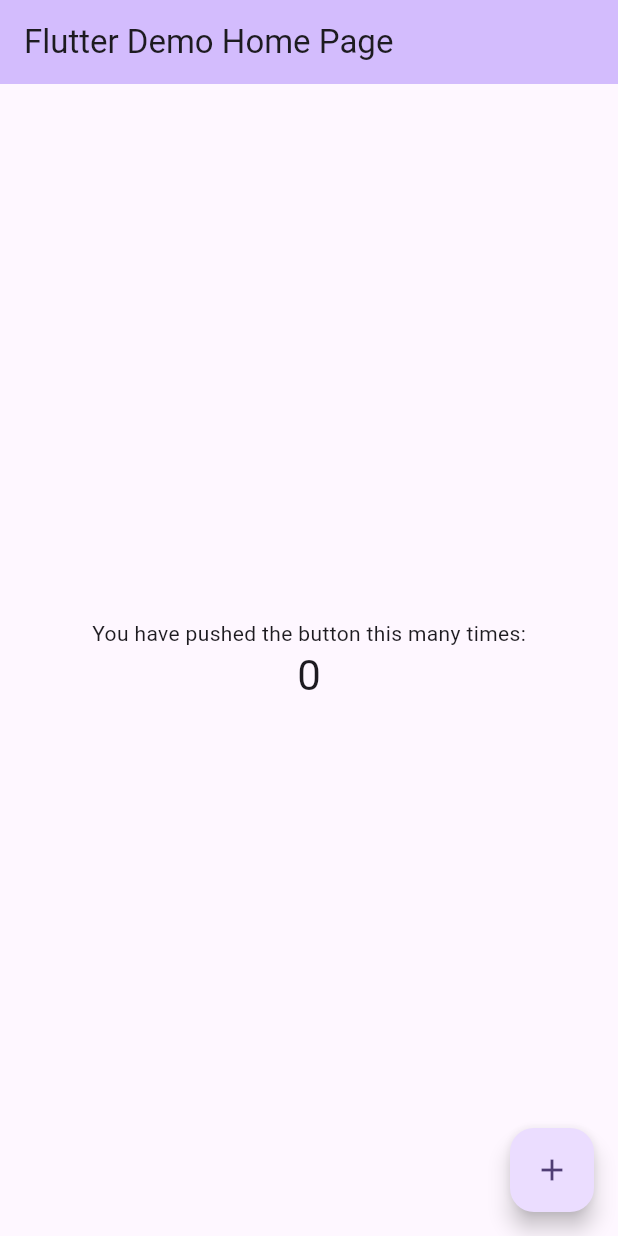
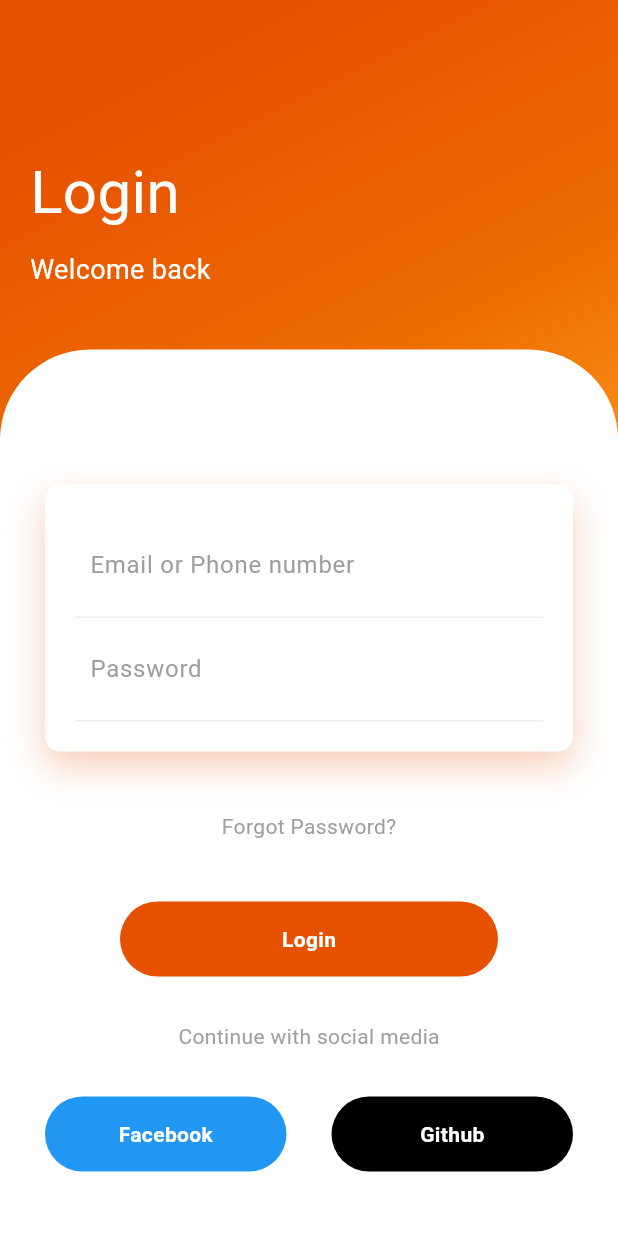
Before and after one commit to HSN51/AppJam, a Flutter app: the screen it shows after launch, on a phone screen of 412 x 824 dp. Run offline on Flutter 3.47's test engine with Material 3 defaults, Android fonts, the light colour scheme and no system bars.

Commit message:
login sayfası yazıldı

```diff
--- a/lib/main.dart
+++ b/lib/main.dart
@@ -1,79 +1,200 @@
 import 'package:flutter/material.dart';
 
 void main() {
-  runApp(const MyApp());
+  runApp(MaterialApp(
+    debugShowCheckedModeBanner: false,
+    home: LoginPage(),
+  ));
 }
 
-class MyApp extends StatelessWidget {
-  const MyApp({super.key});
-
-  // This widget is the root of your application.
+class LoginPage extends StatelessWidget {
   @override
   Widget build(BuildContext context) {
-    return MaterialApp(
-      title: 'Flutter Demo',
-      theme: ThemeData(
-
-        colorScheme: ColorScheme.fromSeed(seedColor: Colors.deepPurple),
-        useMaterial3: true,
-      ),
-      home: const MyHomePage(title: 'Flutter Demo Home Page'),
-    );
-  }
-}
-
-class MyHomePage extends StatefulWidget {
-  const MyHomePage({super.key, required this.title});
-
-
-
-  final String title;
-
-  @override
-  State<MyHomePage> createState() => _MyHomePageState();
-}
-
-class _MyHomePageState extends State<MyHomePage> {
-  int _counter = 0;
-
-  void _incrementCounter() {
-    setState(() {
-
-      _counter++;
-    });
-  }
-
-  @override
-  Widget build(BuildContext context) {
-
     return Scaffold(
-      appBar: AppBar(
-
-        backgroundColor: Theme.of(context).colorScheme.inversePrimary,
-
-        title: Text(widget.title),
-      ),
-      body: Center(
-
+      body: Container(
+        decoration: BoxDecoration(
+          gradient: LinearGradient(
+            begin: Alignment.topCenter,
+            colors: [
+              Colors.orange[900]!,
+              Colors.orange[800]!,
+              Colors.orange[400]!,
+            ],
+          ),
+        ),
         child: Column(
-
-          mainAxisAlignment: MainAxisAlignment.center,
+          crossAxisAlignment: CrossAxisAlignment.start,
           children: <Widget>[
-            const Text(
-              'You have pushed the button this many times:',
+            SizedBox(height: 80),
+            Padding(
+              padding: EdgeInsets.all(20),
+              child: Column(
+                crossAxisAlignment: CrossAxisAlignment.start,
+                children: <Widget>[
+                  Text(
+                    "Login",
+                    style: TextStyle(
+                      color: Colors.white,
+                      fontSize: 40,
+                    ),
+                  ),
+                  SizedBox(height: 10),
+                  Text(
+                    "Welcome back",
+                    style: TextStyle(
+                      color: Colors.white,
+                      fontSize: 18,
+                    ),
+                  ),
+                ],
+              ),
             ),
-            Text(
-              '$_counter',
-              style: Theme.of(context).textTheme.headlineMedium,
+            SizedBox(height: 20),
+            Expanded(
+              child: Container(
+                decoration: BoxDecoration(
+                  color: Colors.white,
+                  borderRadius: BorderRadius.only(
+                    topLeft: Radius.circular(60),
+                    topRight: Radius.circular(60),
+                  ),
+                ),
+                child: Padding(
+                  padding: EdgeInsets.all(30),
+                  child: Column(
+                    children: <Widget>[
+                      SizedBox(height: 60),
+                      Container(
+                        padding: EdgeInsets.all(20),
+                        decoration: BoxDecoration(
+                          color: Colors.white,
+                          borderRadius: BorderRadius.circular(10),
+                          boxShadow: [
+                            BoxShadow(
+                              color: Color.fromRGBO(225, 95, 27, .3),
+                              blurRadius: 20,
+                              offset: Offset(0, 10),
+                            ),
+                          ],
+                        ),
+                        child: Column(
+                          children: <Widget>[
+                            Container(
+                              padding: EdgeInsets.all(10),
+                              decoration: BoxDecoration(
+                                border: Border(
+                                  bottom: BorderSide(
+                                    color: Colors.grey[200]!,
+                                  ),
+                                ),
+                              ),
+                              child: TextField(
+                                decoration: InputDecoration(
+                                  hintText: "Email or Phone number",
+                                  hintStyle: TextStyle(color: Colors.grey),
+                                  border: InputBorder.none,
+                                ),
+                              ),
+                            ),
+                            Container(
+                              padding: EdgeInsets.all(10),
+                              decoration: BoxDecoration(
+                                border: Border(
+                                  bottom: BorderSide(
+                                    color: Colors.grey[200]!,
+                                  ),
+                                ),
+                              ),
+                              child: TextField(
+                                obscureText: true, // Yıldız şeklinde göstermek için
+                                decoration: InputDecoration(
+                                  hintText: "Password",
+                                  hintStyle: TextStyle(color: Colors.grey),
+                                  border: InputBorder.none,
+                                ),
+                              ),
+                            ),
+                          ],
+                        ),
+                      ),
+                      SizedBox(height: 40),
+                      Text(
+                        "Forgot Password?",
+                        style: TextStyle(color: Colors.grey),
+                      ),
+                      SizedBox(height: 40),
+                      Container(
+                        height: 50,
+                        margin: EdgeInsets.symmetric(horizontal: 50),
+                        decoration: BoxDecoration(
+                          borderRadius: BorderRadius.circular(50),
+                          color: Colors.orange[900]!,
+                        ),
+                        child: Center(
+                          child: Text(
+                            "Login",
+                            style: TextStyle(
+                              color: Colors.white,
+                              fontWeight: FontWeight.bold,
+                            ),
+                          ),
+                        ),
+                      ),
+                      SizedBox(height: 30),
+                      Text(
+                        "Continue with social media",
+                        style: TextStyle(color: Colors.grey),
+                      ),
+                      SizedBox(height: 30),
+                      Row(
+                        children: <Widget>[
+                          Expanded(
+                            child: Container(
+                              height: 50,
+                              decoration: BoxDecoration(
+                                borderRadius: BorderRadius.circular(50),
+                                color: Colors.blue,
+                              ),
+                              child: Center(
+                                child: Text(
+                                  "Facebook",
+                                  style: TextStyle(
+                                    color: Colors.white,
+                                    fontWeight: FontWeight.bold,
+                                  ),
+                                ),
+                              ),
+                            ),
+                          ),
+                          SizedBox(width: 30),
+                          Expanded(
+                            child: Container(
+                              height: 50,
+                              decoration: BoxDecoration(
+                                borderRadius: BorderRadius.circular(50),
+                                color: Colors.black,
+                              ),
+                              child: Center(
+                                child: Text(
+                                  "Github",
+                                  style: TextStyle(
+                                    color: Colors.white,
+                                    fontWeight: FontWeight.bold,
+                                  ),
+                                ),
+                              ),
+                            ),
+                          ),
+                        ],
+                      ),
+                    ],
+                  ),
+                ),
+              ),
             ),
           ],
         ),
       ),
-      floatingActionButton: FloatingActionButton(
-        onPressed: _incrementCounter,
-        tooltip: 'Increment',
-        child: const Icon(Icons.add),
-      ), // This trailing comma makes auto-formatting nicer for build methods.
     );
   }
 }
```
